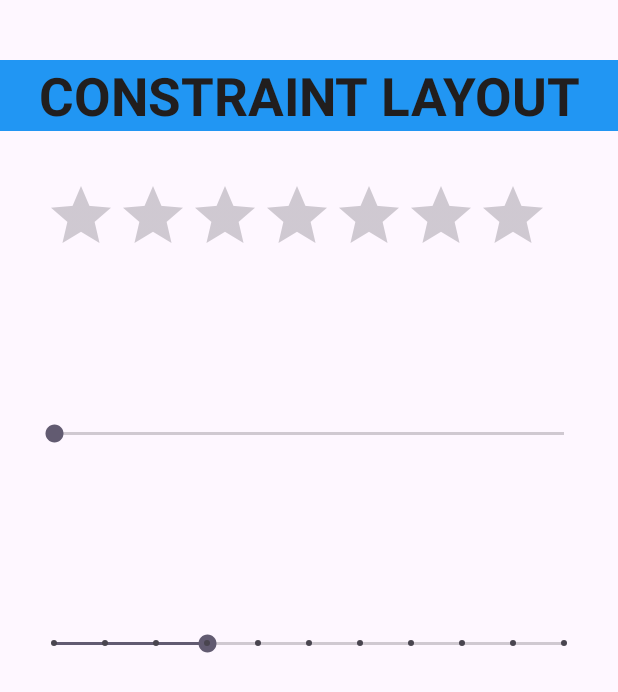
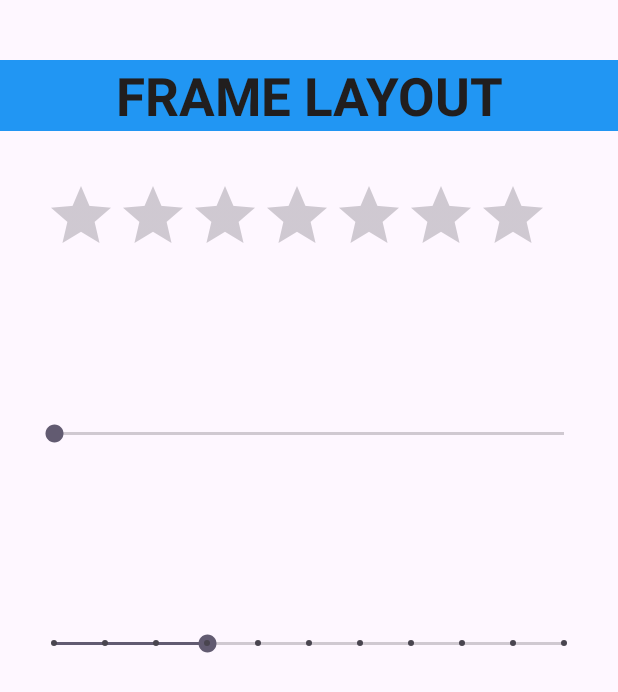
Before and after one commit to Nehadobariya1/Android, an Android app: the Frame screen opened directly, with no data from a screen before it, on a phone screen of 412 x 824 dp. Shown: the top 692 px of the screen. Run offline under Robolectric (Android 15) with nearby library versions, the phone set to English and light mode, and no system bars.

Commit message:
Update activity_frame.xml

```diff
--- a/FirstApp/app/src/main/res/layout/activity_frame.xml
+++ b/FirstApp/app/src/main/res/layout/activity_frame.xml
@@ -13,7 +13,7 @@
         android:layout_height="wrap_content"
         android:layout_marginTop="40dp"
         android:gravity="center"
-        android:text="Constraint Layout"
+        android:text="Frame Layout"
         android:textAllCaps="true"
         android:textSize="35dp"
         android:textStyle="bold"
```
